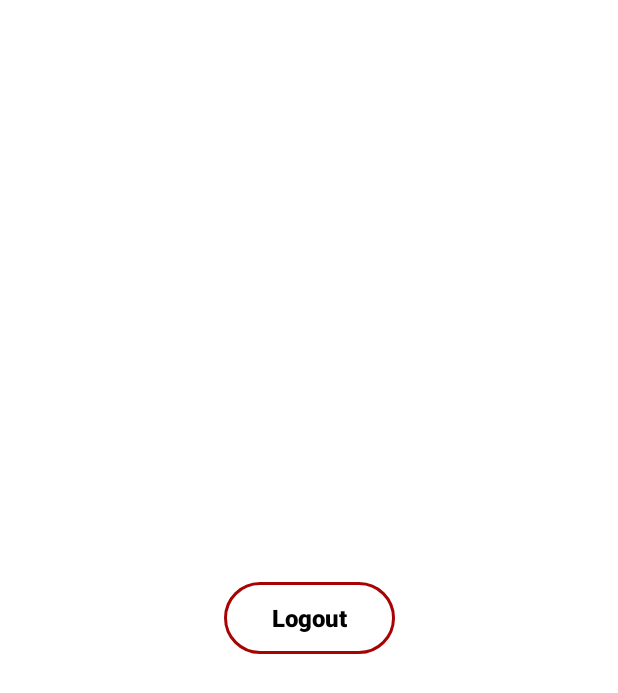
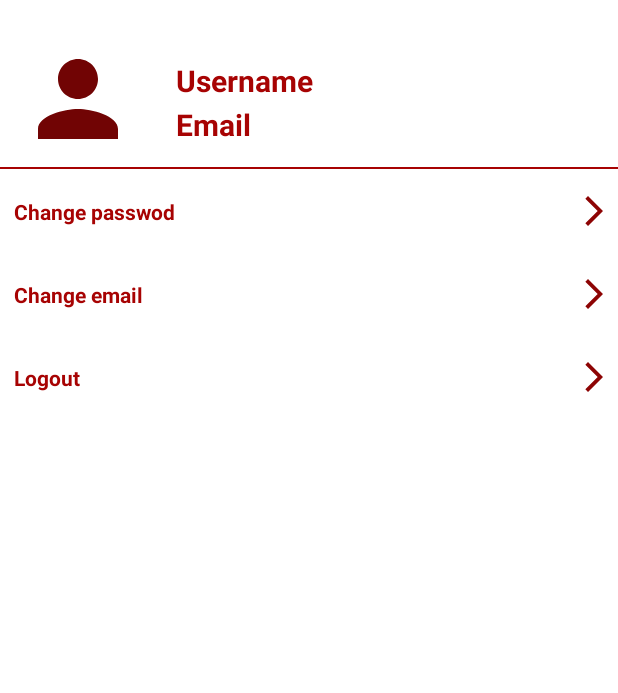
Before and after one commit to HashBusProject/UserApplication, an Android app: the fragment SettingsFragment shown on its own in the app's theme, on a phone screen of 412 x 824 dp. Shown: the top 693 px of the screen. Run offline under Robolectric (Android 15) with nearby library versions, the phone set to English and light mode, and no system bars; 2 statements that could not run were skipped.

Commit message:
done 100000000%

```diff
--- /dev/null
+++ b/app/src/main/res/drawable/baseline_arrow_forward_ios_24_2.xml
@@ -0,0 +1,5 @@
+<vector android:autoMirrored="true" android:height="24dp"
+    android:tint="#8D0404" android:viewportHeight="24"
+    android:viewportWidth="24" android:width="24dp" xmlns:android="http://schemas.android.com/apk/res/android">
+    <path android:fillColor="@android:color/white" android:pathData="M6.23,20.23l1.77,1.77l10,-10l-10,-10l-1.77,1.77l8.23,8.23z"/>
+</vector>
--- a/app/src/main/res/drawable/baseline_person_24.xml
+++ b/app/src/main/res/drawable/baseline_person_24.xml
@@ -1,4 +1,4 @@
-<vector android:height="18dp" android:tint="#000000"
+<vector android:height="18dp" android:tint="#710404"
     android:viewportHeight="24" android:viewportWidth="24"
     android:width="18dp" xmlns:android="http://schemas.android.com/apk/res/android">
     <path android:fillColor="@android:color/white" android:pathData="M12,12c2.21,0 4,-1.79 4,-4s-1.79,-4 -4,-4 -4,1.79 -4,4 1.79,4 4,4zM12,14c-2.67,0 -8,1.34 -8,4v2h16v-2c0,-2.66 -5.33,-4 -8,-4z"/>
--- a/app/src/main/res/layout/fragment_settings.xml
+++ b/app/src/main/res/layout/fragment_settings.xml
@@ -1,27 +1,117 @@
 <?xml version="1.0" encoding="utf-8"?>
-<androidx.constraintlayout.widget.ConstraintLayout xmlns:android="http://schemas.android.com/apk/res/android"
+<LinearLayout xmlns:android="http://schemas.android.com/apk/res/android"
     xmlns:app="http://schemas.android.com/apk/res-auto"
     xmlns:tools="http://schemas.android.com/tools"
     android:id="@+id/frameLayout"
+    android:orientation="vertical"
     android:layout_width="match_parent"
     android:layout_height="match_parent"
     tools:context=".ui.settings.SettingsFragment">
 
+<LinearLayout
+    android:layout_width="match_parent"
+    android:layout_height="wrap_content"
+android:orientation="horizontal"
+    android:layout_marginBottom="5sp"
+    android:layout_marginTop="20sp"
+    android:layout_marginHorizontal="6sp"
+   >
+    <ImageView
+        android:layout_width="80sp"
+        android:layout_height="80sp"
+        android:src="@drawable/baseline_person_24"
+        android:layout_marginTop="6sp"
+        android:layout_marginStart="6sp"
+        />
+    <LinearLayout
+        android:layout_width="wrap_content"
+        android:layout_height="wrap_content"
+        android:orientation="vertical"
+        >
+    <com.google.android.material.textview.MaterialTextView
+        android:layout_width="wrap_content"
+        android:layout_height="wrap_content"
+        android:text="Username"
+        android:textSize="20sp"
+        android:textColor="@color/hash_dark"
+        android:textStyle="bold"
+        android:layout_marginTop="20sp"
+        android:layout_marginStart="25sp"/>
+    <com.google.android.material.textview.MaterialTextView
+        android:layout_width="wrap_content"
+        android:layout_height="wrap_content"
+        android:text="Email"
+        android:textSize="20sp"
+        android:textColor="@color/hash_dark"
+        android:textStyle="bold"
+        android:layout_marginTop="2sp"
+        android:layout_marginBottom="5sp"
+        android:layout_marginStart="25sp"/>
+    </LinearLayout>
 
-    <androidx.appcompat.widget.AppCompatButton
-        android:id="@+id/btn_logout"
-        android:layout_width="114dp"
-        android:layout_height="48dp"
-        android:background="@drawable/loginbutt"
-        android:singleLine="true"
-        android:text="@string/logout"
-        android:textAllCaps="false"
-        android:textColor="@color/black"
-        android:textSize="16sp"
-        android:textStyle="bold"
-        app:layout_constraintBottom_toBottomOf="parent"
-        app:layout_constraintEnd_toEndOf="parent"
-        app:layout_constraintStart_toStartOf="parent"
-        app:layout_constraintTop_toTopOf="parent" />
 
-</androidx.constraintlayout.widget.ConstraintLayout>
+</LinearLayout>
+    <LinearLayout
+        android:layout_width="match_parent"
+        android:layout_height="wrap_content"
+        android:orientation="horizontal">
+
+    <View
+        android:layout_width="match_parent"
+        android:layout_height="1.5dp"
+        android:layout_weight="1.5"
+        android:background="#A70303" />
+    </LinearLayout>
+
+    <LinearLayout
+        android:layout_width="match_parent"
+        android:layout_height="match_parent"
+        android:orientation="vertical"
+
+        android:layout_marginTop="3sp">
+        <com.google.android.material.textview.MaterialTextView
+            android:layout_width="match_parent"
+            android:layout_height="50sp"
+            android:text="Change passwod"
+            android:textStyle="bold"
+            android:background="@color/white"
+            android:textColor="@color/hash_dark"
+            android:layout_marginHorizontal="4sp"
+            android:gravity="start|center_vertical"
+            android:paddingStart="5sp"
+            android:drawableEnd="@drawable/baseline_arrow_forward_ios_24_2"
+           android:drawablePadding="20sp"
+            />
+        <com.google.android.material.textview.MaterialTextView
+            android:layout_width="match_parent"
+            android:layout_height="50sp"
+            android:text="Change email"
+            android:background="@color/white"
+            android:textColor="@color/hash_dark"
+            android:textStyle="bold"
+            android:layout_marginTop="5sp"
+            android:layout_marginHorizontal="4sp"
+            android:gravity="start|center_vertical"
+            android:paddingStart="5sp"
+            android:drawableEnd="@drawable/baseline_arrow_forward_ios_24_2"
+            android:drawablePadding="20sp"
+            />
+
+
+        <com.google.android.material.textview.MaterialTextView
+            android:layout_width="match_parent"
+            android:layout_height="50sp"
+            android:layout_marginTop="5sp"
+            android:text="Logout"
+            android:textStyle="bold"
+            android:background="@color/white"
+            android:textColor="@color/hash_dark"
+            android:layout_marginHorizontal="4sp"
+            android:gravity="start|center_vertical"
+            android:paddingStart="5sp"
+            android:drawableEnd="@drawable/baseline_arrow_forward_ios_24_2"
+            android:drawablePadding="20sp"
+            />
+    </LinearLayout>
+
+</LinearLayout>
```
